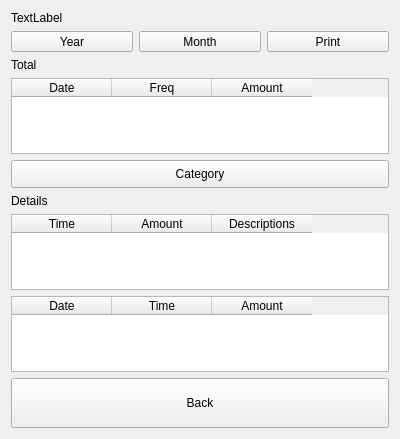
Old version of the form src/dlgreport.ui in the repository ic005k/Knot-Legacy.
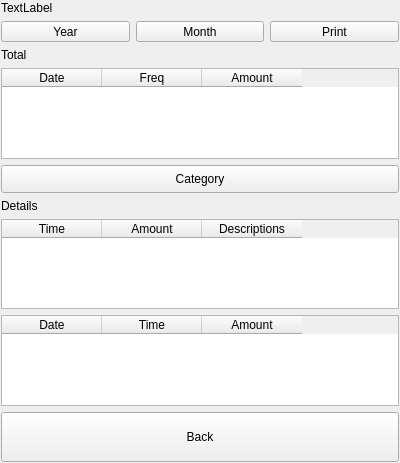
New version of the form.

Diff of the .ui file:
```diff
--- a/src/dlgreport.ui
+++ b/src/dlgreport.ui
@@ -7,13 +7,25 @@
     <x>0</x>
     <y>0</y>
     <width>400</width>
-    <height>439</height>
+    <height>463</height>
    </rect>
   </property>
   <property name="windowTitle">
    <string>Dialog</string>
   </property>
   <layout class="QGridLayout" name="gridLayout">
+   <property name="leftMargin">
+    <number>1</number>
+   </property>
+   <property name="topMargin">
+    <number>1</number>
+   </property>
+   <property name="rightMargin">
+    <number>1</number>
+   </property>
+   <property name="bottomMargin">
+    <number>1</number>
+   </property>
    <item row="8" column="0">
     <layout class="QHBoxLayout" name="horizontalLayout_2">
      <item>
```
